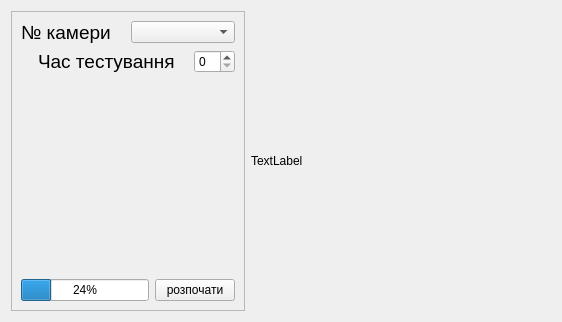
This is AnalyzerFoam/testingframe.ui in alishkaLala/good as Qt 5 draws it before an edit. The edited form follows.
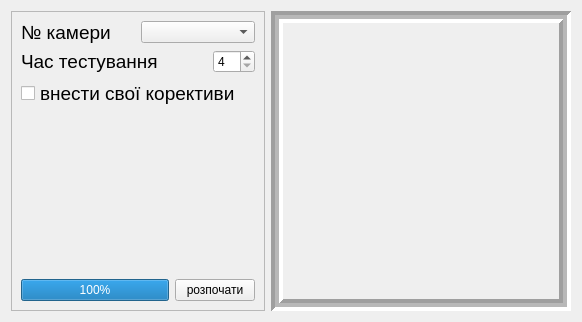
This is the edited form. Icons and pictures are not drawn.

```diff
--- a/AnalyzerFoam/testingframe.ui
+++ b/AnalyzerFoam/testingframe.ui
@@ -6,7 +6,7 @@
    <rect>
     <x>0</x>
     <y>0</y>
-    <width>541</width>
+    <width>582</width>
     <height>318</height>
    </rect>
   </property>
@@ -44,18 +44,6 @@
       </item>
       <item>
        <layout class="QHBoxLayout" name="horizontalLayout_2">
-        <item>
-         <widget class="QLabel" name="label_2">
-          <property name="font">
-           <font>
-            <pointsize>14</pointsize>
-           </font>
-          </property>
-          <property name="text">
-           <string/>
-          </property>
-         </widget>
-        </item>
         <item>
          <widget class="QLabel" name="label_3">
           <property name="font">
@@ -76,10 +64,26 @@
          </widget>
         </item>
         <item>
-         <widget class="QSpinBox" name="spinBox"/>
+         <widget class="QSpinBox" name="spinBox">
+          <property name="minimum">
+           <number>4</number>
+          </property>
+         </widget>
         </item>
        </layout>
       </item>
+      <item>
+       <widget class="QCheckBox" name="checkBox">
+        <property name="font">
+         <font>
+          <pointsize>14</pointsize>
+         </font>
+        </property>
+        <property name="text">
+         <string>внести свої корективи </string>
+        </property>
+       </widget>
+      </item>
       <item>
        <spacer name="verticalSpacer">
         <property name="orientation">
@@ -98,7 +102,7 @@
         <item>
          <widget class="QProgressBar" name="progressBar">
           <property name="value">
-           <number>24</number>
+           <number>100</number>
           </property>
          </widget>
         </item>
@@ -122,8 +126,26 @@
        <height>300</height>
       </size>
      </property>
+     <property name="frameShape">
+      <enum>QFrame::Box</enum>
+     </property>
+     <property name="frameShadow">
+      <enum>QFrame::Sunken</enum>
+     </property>
+     <property name="lineWidth">
+      <number>4</number>
+     </property>
+     <property name="midLineWidth">
+      <number>4</number>
+     </property>
      <property name="text">
-      <string>TextLabel</string>
+      <string notr="true"/>
+     </property>
+     <property name="pixmap">
+      <pixmap resource="resourses.qrc">:/image/4x.jpg</pixmap>
+     </property>
+     <property name="scaledContents">
+      <bool>true</bool>
      </property>
     </widget>
    </item>
```
Left out of the diff: 4 changed lines with no effect on the pictures.
